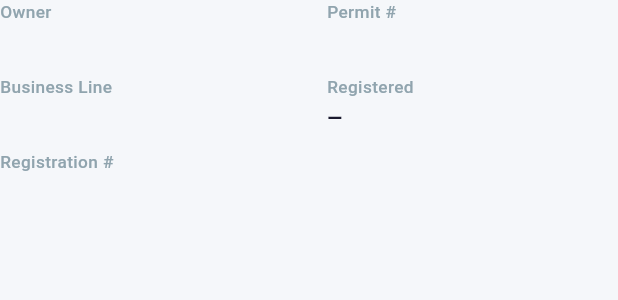
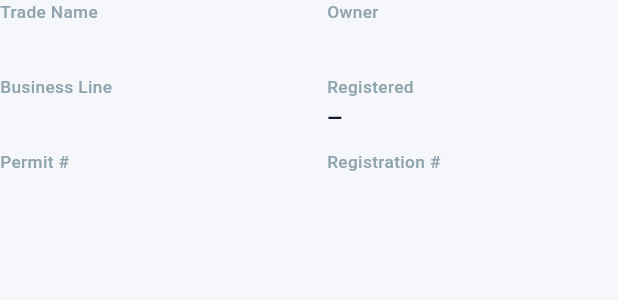
Before and after one commit to MiksDev04/tourism_app, a Flutter app: the _DetailsGrid widget shown alone on an empty page, opened directly with empty values, on a phone screen of 412 x 824 dp. Shown: the top 300 px of the screen. Run offline on Flutter 3.47's test engine with Material 3 defaults, Android fonts, the phone set to English and light mode, and no system bars; our stand-ins replace file_picker, open_file, pdf, share_plus, shared_preferences, sqflite_common and 1 more; missing offline and left inert: brick_core, brick_offline_first, brick_offline_first_with_supabase, brick_sqlite, brick_supabase, dart:html and 2 more; accounts and stored records are empty.

Commit message:
Accommodation table fix

```diff
--- a/lib/api/admin_accommodation_api.dart
+++ b/lib/api/admin_accommodation_api.dart
@@ -32,6 +32,7 @@ class AdminAccommodationApi {
             owner_first_name,
             owner_middle_name,
             owner_last_name,
+            tradename,
             permit_number,
             registration_number,
             street,
--- a/lib/ui/admin/models/accommodation_models.dart
+++ b/lib/ui/admin/models/accommodation_models.dart
@@ -9,6 +9,7 @@ class Accommodation {
     required this.id,
     required this.profileId,
     required this.name,
+    required this.tradeName,
     required this.businessType,
     required this.businessLines,
     required this.owner,
@@ -35,6 +36,7 @@ class Accommodation {
   final String id;
   final String profileId;
   final String name;
+  final String tradeName;
   final BusinessType businessType;
   final List<BusinessLine> businessLines;
   final String owner;
@@ -132,6 +134,7 @@ class Accommodation {
       id: map['id'] as String,
       profileId: map['profile_id'] as String,
       name: map['business_name'] as String,
+      tradeName: map['tradename'] as String? ?? '—',
       businessType: _parseBusinessType(map['business_type'] as String),
       businessLines: businessLines,
       owner: _combineOwnerName(map),
@@ -164,6 +167,7 @@ class Accommodation {
       id: id,
       profileId: profileId,
       name: name,
+      tradeName: tradeName,
       businessType: businessType,
       businessLines: businessLines,
       owner: owner,
--- a/lib/ui/admin/widgets/business_details_modal.dart
+++ b/lib/ui/admin/widgets/business_details_modal.dart
@@ -10,6 +10,7 @@ import '../models/accommodation_models.dart';
 class BusinessDetails {
   const BusinessDetails({
     required this.name,
+    required this.tradeName,
     required this.type,
     required this.businessLine,
     required this.rooms,
@@ -31,6 +32,7 @@ class BusinessDetails {
   });
 
   final String name;
+  final String tradeName;
   final String type;
   final String businessLine;
   final int rooms;
@@ -285,38 +287,47 @@ class _DetailsGrid extends StatelessWidget {
   final BusinessDetails details;
   @override
   Widget build(BuildContext context) {
+    return Column(
+      children: [
+        _DetailRow(
+          first: _DetailField(label: 'Trade Name', value: details.tradeName),
+          second: _DetailField(label: 'Owner', value: details.owner),
+        ),
+        const SizedBox(height: 12),
+        _DetailRow(
+          first: _DetailField(label: 'Business Line', value: details.businessLine),
+          second: _DetailField(
+            label: 'Registered',
+            value: _formatRegisteredDate(details.registeredDate),
+          ),
+        ),
+        const SizedBox(height: 12),
+        _DetailRow(
+          first: _DetailField(label: 'Permit #', value: details.permitNumber),
+          second: _DetailField(
+            label: 'Registration #',
+            value: details.registrationNumber,
+          ),
+        ),
+      ],
+    );
+  }
+}
+
+class _DetailRow extends StatelessWidget {
+  const _DetailRow({required this.first, required this.second});
+
+  final Widget first;
+  final Widget second;
+
+  @override
+  Widget build(BuildContext context) {
     return Row(
       crossAxisAlignment: CrossAxisAlignment.start,
       children: [
-        Expanded(
-          child: Column(
-            crossAxisAlignment: CrossAxisAlignment.start,
-            children: [
-              _DetailField(label: 'Owner', value: details.owner),
-              const SizedBox(height: 12),
-              _DetailField(label: 'Business Line', value: details.businessLine),
-              const SizedBox(height: 12),
-              _DetailField(
-                label: 'Registration #',
-                value: details.registrationNumber,
-              ),
-            ],
-          ),
-        ),
+        Expanded(child: first),
         const SizedBox(width: 24),
-        Expanded(
-          child: Column(
-            crossAxisAlignment: CrossAxisAlignment.start,
-            children: [
-              _DetailField(label: 'Permit #', value: details.permitNumber),
-              const SizedBox(height: 12),
-              _DetailField(
-                label: 'Registered',
-                value: _formatRegisteredDate(details.registeredDate),
-              ),
-            ],
-          ),
-        ),
+        Expanded(child: second),
       ],
     );
   }
```
Also changed, not shown: lib/ui/admin/pages/admin_accommodations_page.dart (+98 -14 lines).
